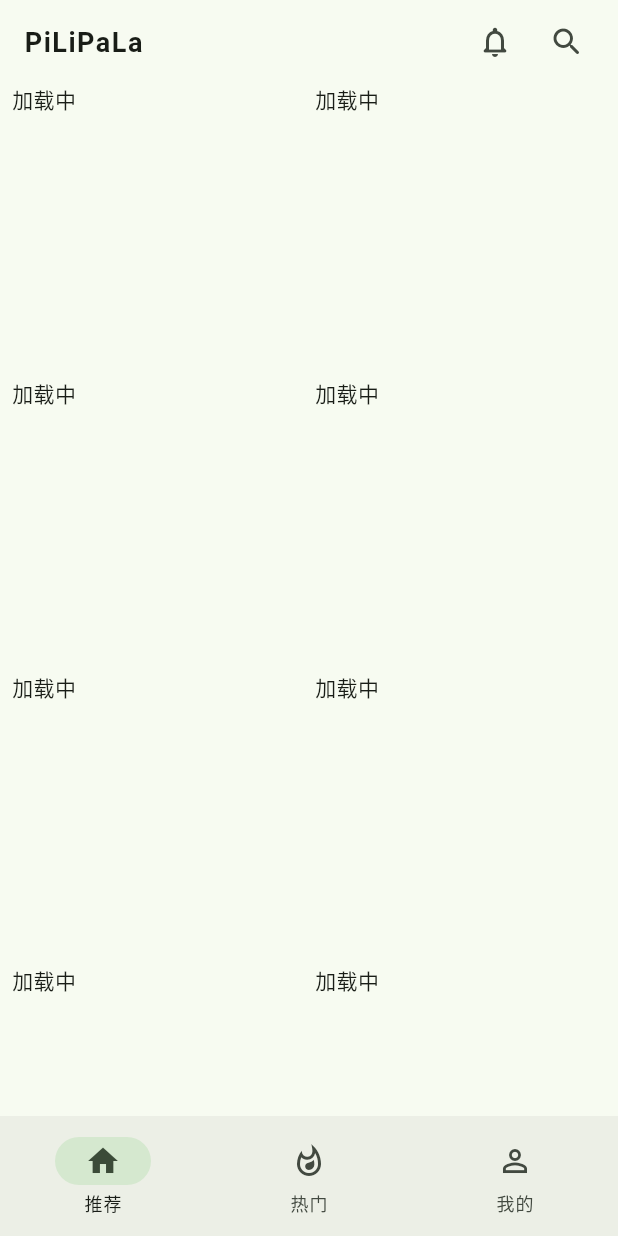
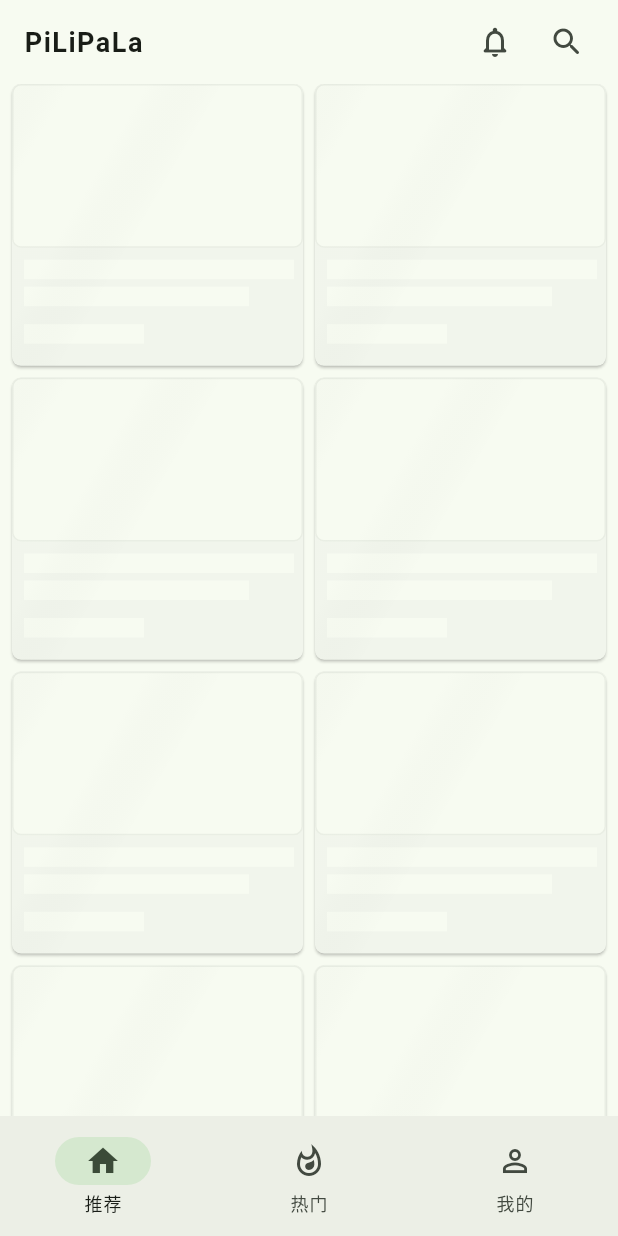
Before and after one commit to guozhigq/pilipala, a Flutter app: the screen it shows after launch, on a phone screen of 412 x 824 dp. Run offline on Flutter 3.47's test engine with Material 2 defaults, Android fonts, the light colour scheme and no system bars; drawn by our look-alikes of dynamic_color; our stand-ins replace cached_network_image, connectivity_plus, cookie_jar, dio, dio_cookie_manager, get; missing offline and left inert: dio_http2_adapter; statements that could not run were skipped.

Commit message:
mod: 首页推荐视频骨架屏

```diff
--- /dev/null
+++ b/lib/common/skeleton/skeleton.dart
@@ -0,0 +1,191 @@
+import 'package:flutter/material.dart';
+
+class Skeleton extends StatelessWidget {
+  final Widget child;
+
+  const Skeleton({
+    required this.child,
+    super.key,
+  });
+
+  @override
+  Widget build(BuildContext context) {
+    var shimmerGradient = LinearGradient(
+      colors: [
+        Colors.transparent,
+        Theme.of(context).colorScheme.background.withAlpha(10),
+        Theme.of(context).colorScheme.background.withAlpha(10),
+        Colors.transparent,
+      ],
+      stops: const [
+        0.1,
+        0.3,
+        0.5,
+        0.7,
+      ],
+      begin: const Alignment(-1.0, -0.3),
+      end: const Alignment(1.0, 0.9),
+      tileMode: TileMode.clamp,
+    );
+    return Shimmer(
+      linearGradient: shimmerGradient,
+      child: ShimmerLoading(
+        isLoading: true,
+        child: child,
+      ),
+    );
+  }
+}
+
+class Shimmer extends StatefulWidget {
+  static ShimmerState? of(BuildContext context) {
+    return context.findAncestorStateOfType<ShimmerState>();
+  }
+
+  const Shimmer({
+    super.key,
+    required this.linearGradient,
+    this.child,
+  });
+
+  final LinearGradient linearGradient;
+  final Widget? child;
+
+  @override
+  ShimmerState createState() => ShimmerState();
+}
+
+class ShimmerState extends State<Shimmer> with SingleTickerProviderStateMixin {
+  late AnimationController _shimmerController;
+
+  @override
+  void initState() {
+    super.initState();
+
+    _shimmerController = AnimationController.unbounded(vsync: this)
+      ..repeat(min: -0.5, max: 1.5, period: const Duration(milliseconds: 1000));
+  }
+
+  @override
+  void dispose() {
+    _shimmerController.dispose();
+    super.dispose();
+  }
+
+  LinearGradient get gradient => LinearGradient(
+        colors: widget.linearGradient.colors,
+        stops: widget.linearGradient.stops,
+        begin: widget.linearGradient.begin,
+        end: widget.linearGradient.end,
+        transform: _SlidingGradientTransform(
+          slidePercent: _shimmerController.value,
+        ),
+      );
+
+  bool get isSized =>
+      (context.findRenderObject() as RenderBox?)?.hasSize ?? false;
+
+  Size get size => (context.findRenderObject() as RenderBox).size;
+
+  Offset getDescendantOffset({
+    required RenderBox descendant,
+    Offset offset = Offset.zero,
+  }) {
+    final shimmerBox = context.findRenderObject() as RenderBox;
+    return descendant.localToGlobal(offset, ancestor: shimmerBox);
+  }
+
+  Listenable get shimmerChanges => _shimmerController;
+
+  @override
+  Widget build(BuildContext context) {
+    return widget.child ?? const SizedBox();
+  }
+}
+
+class _SlidingGradientTransform extends GradientTransform {
+  const _SlidingGradientTransform({
+    required this.slidePercent,
+  });
+
+  final double slidePercent;
+
+  @override
+  Matrix4? transform(Rect bounds, {TextDirection? textDirection}) {
+    return Matrix4.translationValues(bounds.width * slidePercent, 0.0, 0.0);
+  }
+}
+
+class ShimmerLoading extends StatefulWidget {
+  const ShimmerLoading({
+    super.key,
+    required this.isLoading,
+    required this.child,
+  });
+
+  final bool isLoading;
+  final Widget child;
+
+  @override
+  State<ShimmerLoading> createState() => _ShimmerLoadingState();
+}
+
+class _ShimmerLoadingState extends State<ShimmerLoading> {
+  Listenable? _shimmerChanges;
+
+  @override
+  void didChangeDependencies() {
+    super.didChangeDependencies();
+    if (_shimmerChanges != null) {
+      _shimmerChanges!.removeListener(_onShimmerChange);
+    }
+    _shimmerChanges = Shimmer.of(context)?.shimmerChanges;
+    if (_shimmerChanges != null) {
+      _shimmerChanges!.addListener(_onShimmerChange);
+    }
+  }
+
+  @override
+  void dispose() {
+    _shimmerChanges?.removeListener(_onShimmerChange);
+    super.dispose();
+  }
+
+  void _onShimmerChange() {
+    if (widget.isLoading) {
+      setState(() {});
+    }
+  }
+
+  @override
+  Widget build(BuildContext context) {
+    if (!widget.isLoading) {
+      return widget.child;
+    }
+
+    final shimmer = Shimmer.of(context)!;
+    if (!shimmer.isSized) {
+      return const SizedBox();
+    }
+    final shimmerSize = shimmer.size;
+    final gradient = shimmer.gradient;
+    final offsetWithinShimmer = shimmer.getDescendantOffset(
+      descendant: context.findRenderObject() as RenderBox,
+    );
+
+    return ShaderMask(
+      blendMode: BlendMode.srcATop,
+      shaderCallback: (bounds) {
+        return gradient.createShader(
+          Rect.fromLTWH(
+            -offsetWithinShimmer.dx,
+            -offsetWithinShimmer.dy,
+            shimmerSize.width,
+            shimmerSize.height,
+          ),
+        );
+      },
+      child: widget.child,
+    );
+  }
+}
--- /dev/null
+++ b/lib/common/skeleton/video_card_v.dart
@@ -0,0 +1,74 @@
+import 'package:pilipala/common/constants.dart';
+import 'package:flutter/material.dart';
+import 'skeleton.dart';
+
+class VideoCardVSkeleton extends StatelessWidget {
+  const VideoCardVSkeleton({Key? key}) : super(key: key);
+
+  @override
+  Widget build(BuildContext context) {
+    return Skeleton(
+      child: Card(
+        elevation: 0.8,
+        shape: RoundedRectangleBorder(
+          borderRadius: StyleString.mdRadius,
+        ),
+        margin: EdgeInsets.zero,
+        child: Column(
+          children: [
+            AspectRatio(
+              aspectRatio: StyleString.aspectRatio,
+              child: LayoutBuilder(
+                builder: (context, boxConstraints) {
+                  return Container(
+                    clipBehavior: Clip.hardEdge,
+                    decoration: BoxDecoration(
+                      color: Theme.of(context).colorScheme.background,
+                      borderRadius: BorderRadius.circular(6),
+                      border: Border.all(
+                        color: Theme.of(context)
+                            .colorScheme
+                            .outline
+                            .withOpacity(0.1),
+                      ),
+                    ),
+                  );
+                },
+              ),
+            ),
+            Padding(
+              // 多列
+              padding: const EdgeInsets.fromLTRB(8, 8, 6, 7),
+              // 单列
+              // padding: const EdgeInsets.fromLTRB(14, 10, 4, 8),
+              child: Column(
+                crossAxisAlignment: CrossAxisAlignment.start,
+                mainAxisAlignment: MainAxisAlignment.start,
+                children: [
+                  // const SizedBox(height: 6),
+                  Container(
+                    width: 200,
+                    height: 13,
+                    color: Theme.of(context).colorScheme.background,
+                  ),
+                  const SizedBox(height: 5),
+                  Container(
+                    width: 150,
+                    height: 13,
+                    color: Theme.of(context).colorScheme.background,
+                  ),
+                  const SizedBox(height: 12),
+                  Container(
+                    width: 80,
+                    height: 13,
+                    color: Theme.of(context).colorScheme.background,
+                  ),
+                ],
+              ),
+            ),
+          ],
+        ),
+      ),
+    );
+  }
+}
--- a/lib/pages/home/controller.dart
+++ b/lib/pages/home/controller.dart
@@ -26,7 +26,6 @@ class HomeController extends GetxController {
     );
     List<RecVideoItemModel> list = [];
     for (var i in res.data['data']['item']) {
-      print(i);
       list.add(RecVideoItemModel.fromJson(i));
     }
     if (type == 'init') {
--- a/lib/pages/home/view.dart
+++ b/lib/pages/home/view.dart
@@ -1,5 +1,6 @@
 import 'package:flutter/material.dart';
 import 'package:get/get.dart';
+import 'package:pilipala/common/skeleton/video_card_v.dart';
 import 'package:pilipala/common/widgets/video_card_v.dart';
 import './controller.dart';
 import 'package:pilipala/common/constants.dart';
@@ -84,7 +85,7 @@ class _HomePageState extends State<HomePage>
                   (BuildContext context, int index) {
                     return videoList.isNotEmpty
                         ? VideoCardV(videoItem: videoList[index])
-                        : const Text('加载中');
+                        : const VideoCardVSkeleton();
                   },
                   childCount: videoList.isNotEmpty ? videoList.length : 10,
                 ),
```
